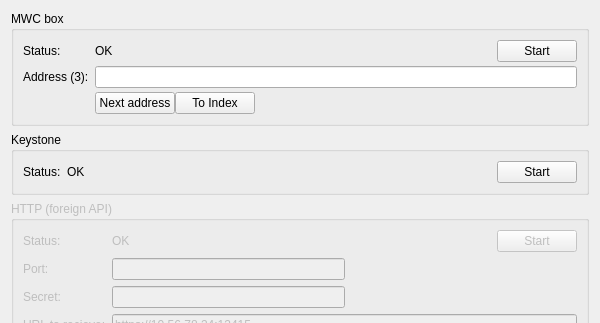
Above: windows/listening.ui from mwcproject/mwc-qt-wallet before the change; both pictures show x 0 to 600 and y 0 to 323 of the 600 by 505 pixel window. Below: the same form after it.
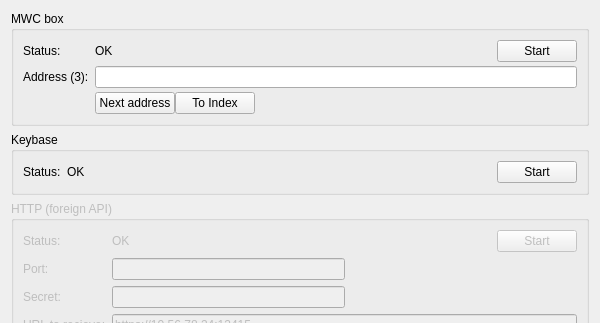
That is the form after the change.

What changed in the file:
```diff
--- a/windows/listening.ui
+++ b/windows/listening.ui
@@ -125,7 +125,7 @@
    <item>
     <widget class="QGroupBox" name="groupBox_2">
      <property name="title">
-      <string>Keystone</string>
+      <string>Keybase</string>
      </property>
      <layout class="QVBoxLayout" name="verticalLayout_2">
       <item>
```
Left out of the diff: 38 changed lines with no effect on the pictures.
